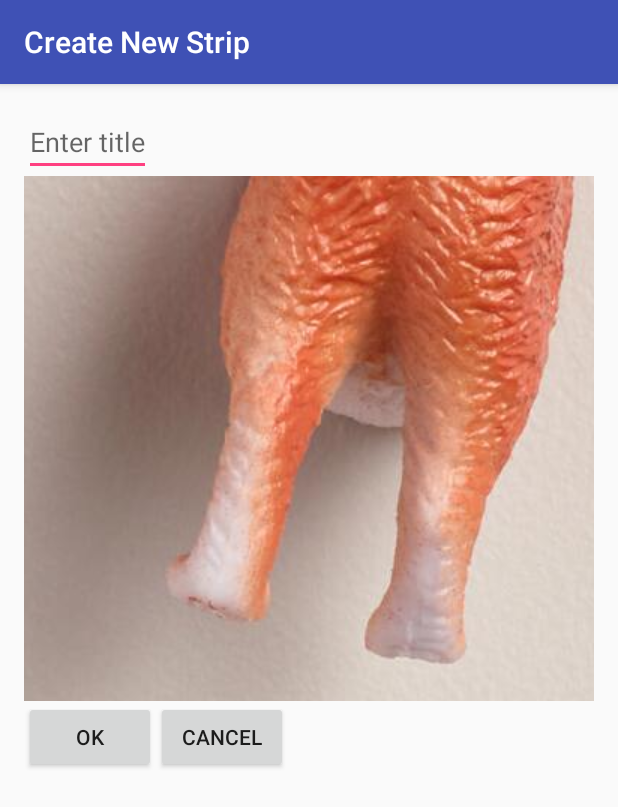
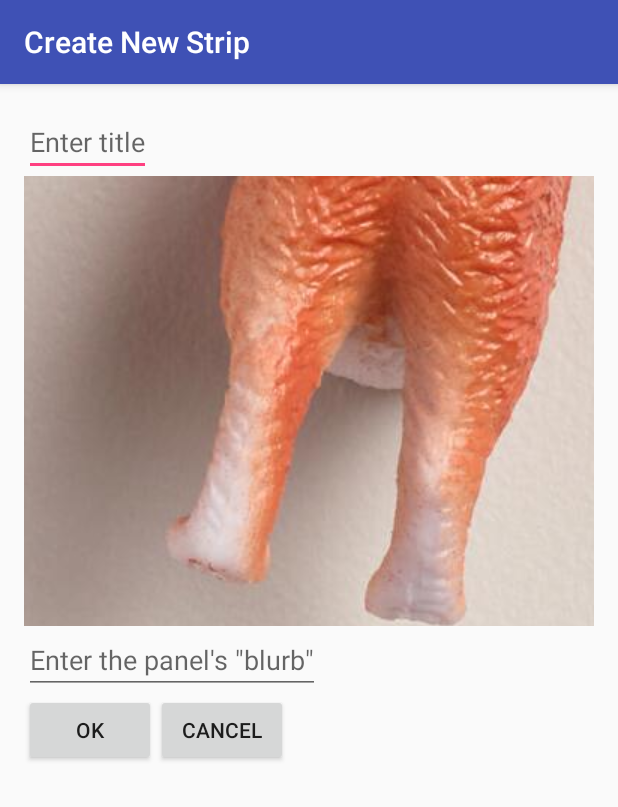
Before and after one commit to grace-young/muse-cs147, an Android app: the screen it shows after launch (NewStripActivity), after a tap on "CREATE NEW STRIP", on a phone screen of 412 x 824 dp. Shown: the top 807 px of the screen. Run offline under Robolectric (Android 15) with nearby library versions, the phone set to English and light mode, and no system bars.

Commit message:
Recycler view now refreshes with selected images!!!!!!!!!!!!!!!!!!!!!!!!!!!!!!!!!!!!!!!!!!!!

```diff
--- a/app/src/main/java/example/com/gracie/muse/AllStripAdapter.java
+++ b/app/src/main/java/example/com/gracie/muse/AllStripAdapter.java
@@ -1,5 +1,6 @@
 package example.com.gracie.muse;
 
+import android.net.Uri;
 import android.support.v7.widget.CardView;
 import android.support.v7.widget.RecyclerView;
 import android.view.LayoutInflater;
@@ -60,7 +61,15 @@ public class AllStripAdapter extends RecyclerView.Adapter<AllStripAdapter.StripV
     public void onBindViewHolder(StripViewHolder holder, int i) {
         // - get element from your dataset at this position
         // - replace the contents of the view with that element
-        holder.titleImage.setImageResource(mDatasetStrip.get(i).getFirstPanel().getImageID());
+
+
+        if(mDatasetStrip.get(i).getFirstPanel().getImageID() < 0){
+            // FROM URI
+            holder.titleImage.setImageURI(Uri.parse(mDatasetStrip.get(i).getFirstPanel().getImagePath()));
+        } else{
+            holder.titleImage.setImageResource(mDatasetStrip.get(i).getFirstPanel().getImageID());
+        }
+
         // ^ later on we'll have to check if it is actually on the SD card
         holder.stripTitle.setText(mDatasetStrip.get(i).getStripTitle());
         holder.creatorUsername.setText(mDatasetStrip.get(i).getOwnerUsername());
--- a/app/src/main/res/layout/activity_new_strip.xml
+++ b/app/src/main/res/layout/activity_new_strip.xml
@@ -21,9 +21,14 @@
     <ImageButton
         android:id="@+id/image_selected"
         android:layout_width="match_parent"
-        android:layout_height="350dp"
+        android:layout_height="300dp"
         android:src="@drawable/cat_4"
         android:onClick="uploadPhoto"/>
+
+    <EditText android:id="@+id/edit_blurb"
+        android:layout_width="wrap_content"
+        android:layout_height="wrap_content"
+        android:hint="@string/edit_blurb" />
 
 
     <LinearLayout
@@ -52,5 +57,4 @@
     </LinearLayout>
 
 
-
 </LinearLayout>
--- a/app/src/main/res/values/strings.xml
+++ b/app/src/main/res/values/strings.xml
@@ -5,4 +5,5 @@
     <string name="button_send">OK</string>
     <string name="create_strip_button">Create New Strip</string>
     <string name="button_cancel">CANCEL</string>
+    <string name="edit_blurb">Enter the panel\'s \"blurb\"</string>
 </resources>
```
Also changed, not shown: app/src/main/java/example/com/gracie/muse/MainActivity.java (+36 -1 lines), app/src/main/java/example/com/gracie/muse/NewStripActivity.java (+34 -1 lines), app/src/main/java/example/com/gracie/muse/StripDataHolder.java (+7 -0 lines).
